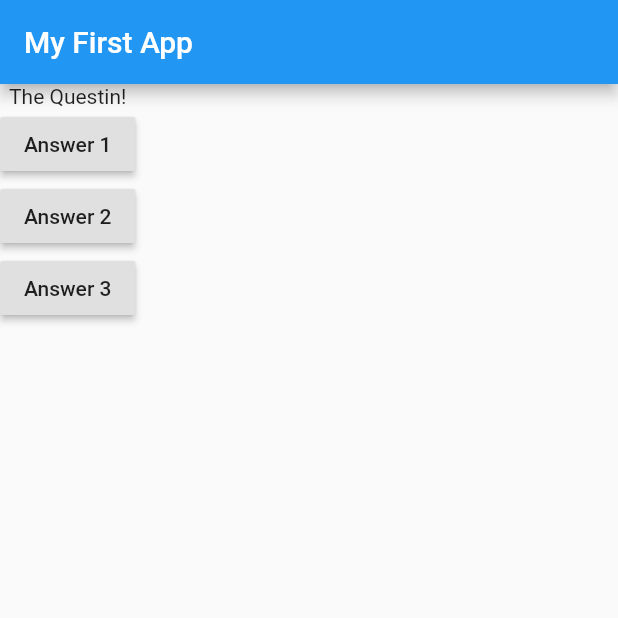
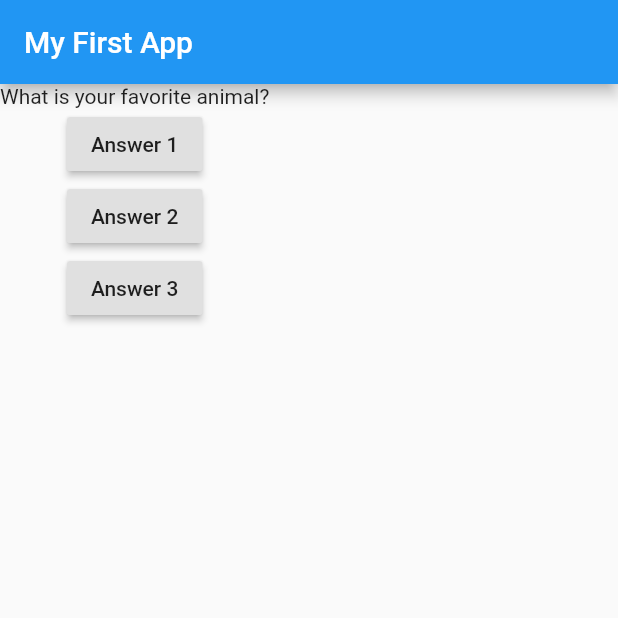
Before and after one commit to inhobaek-wj/flutter_quiz_app, a Flutter app: the screen it shows after launch, after a tap on "Answer 1", on a phone screen of 412 x 824 dp, the top half of it. Run offline on Flutter 3.47's test engine with Material 2 defaults, Android fonts, the phone set to English and light mode, and no system bars.

```diff
--- a/lib/main.dart
+++ b/lib/main.dart
@@ -6,20 +6,41 @@ import 'package:flutter/material.dart';
 
 void main() => runApp(MyApp());
 
-class MyApp extends StatelessWidget {
+// StatelessWidget can't tell Flutter that it should re-run build() upon such changes.
+class MyApp extends StatefulWidget {
+  @override
+  State<StatefulWidget> createState() { // connection to State.
+    return MyAppState();
+  }
+
+}
+
+class MyAppState extends State<MyApp> { // State is generic, so it needs class pointer. Connection fo Widget.
+
+  var questions = [
+    'What is yout favorite color?',
+    'What is your favorite animal?'
+  ];
+  int questionIndex = 0;
 
   // this method is automatically called by flutter.
   // it returns a so-colled "widget-tree" which tells Flutter what to draw onto the screen.
   @override
   Widget build(BuildContext context) { // Widget is the core UI building block.
 
-    void answerQuetion() => print('Answer chosen!');
+    void answerQuetion() {
+      //setState() is a "trigger" that informs Flutter that it needs to re-run build() of the Widget.
+      setState(() {
+          questionIndex = questionIndex + 1;
+      });
+      print(questionIndex);
+    }
 
     // home is core widget which flutter brings out of the screen, and it's named arg.
     return MaterialApp(home: Scaffold(
         appBar: AppBar(title: Text('My First App'),),
         body: Column(children: <Widget>[
-            Text('The Questin!'),
+            Text(questions[questionIndex]),
             RaisedButton(child: Text('Answer 1'), onPressed: answerQuetion),
             RaisedButton(child: Text('Answer 2'), onPressed: answerQuetion),
             RaisedButton(child: Text('Answer 3'), onPressed: answerQuetion),
```
